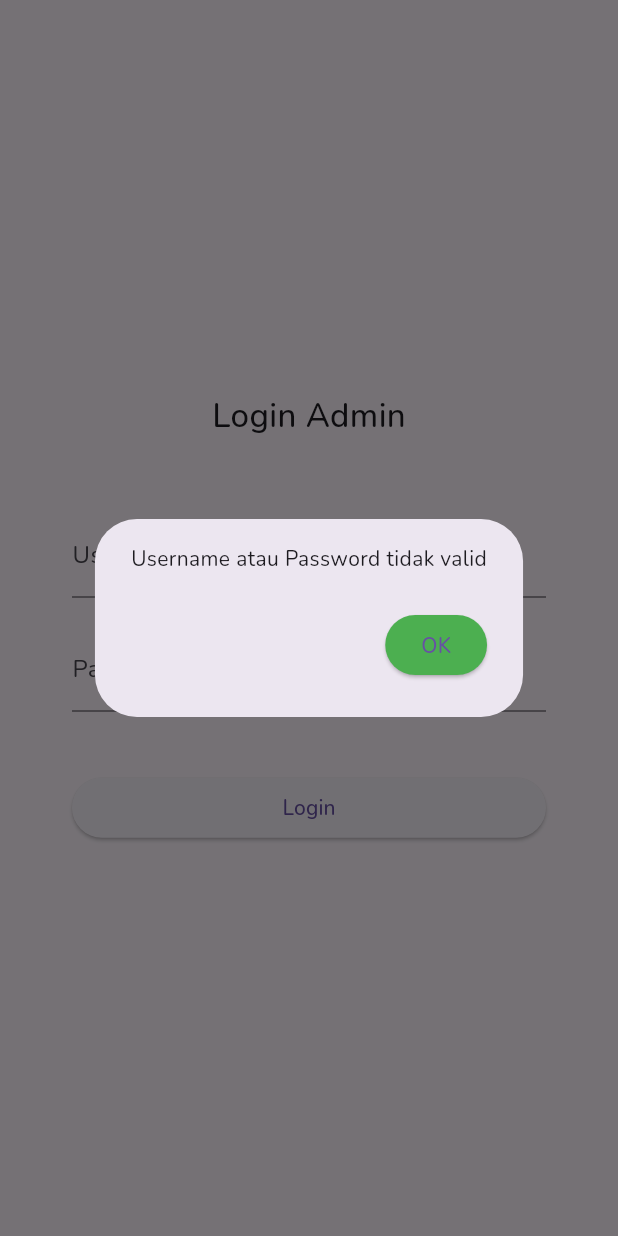
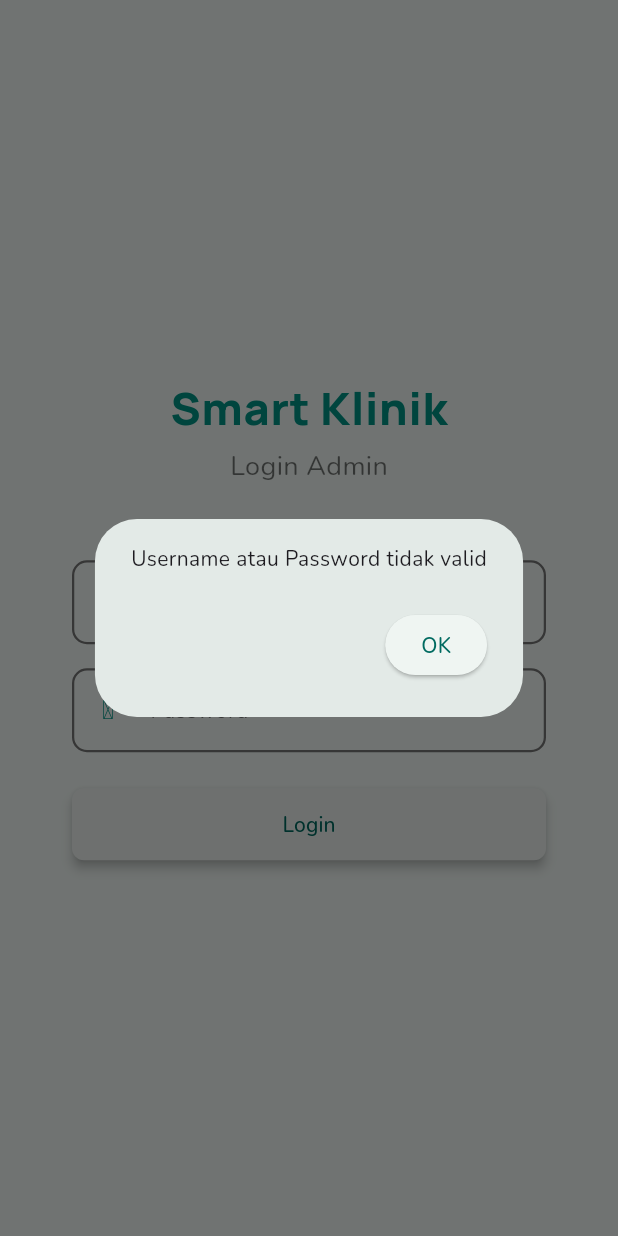
Before and after one commit to ishaqzain/smartklinik, a Flutter app: the screen it shows after launch, after a tap on "Login", on a phone screen of 412 x 824 dp. Run offline on Flutter 3.47's test engine with Material 3 defaults, Android fonts, the light colour scheme and no system bars; our stand-ins replace dio, google_fonts, iconsax, shared_preferences; network calls fail.

Commit message:
add: revamp login

```diff
--- a/lib/main.dart
+++ b/lib/main.dart
@@ -24,6 +24,7 @@ class MyApp extends StatelessWidget {
       debugShowCheckedModeBanner: false,
       home: token == null ? const Login() : const Beranda(),
       theme: ThemeData(
+        colorScheme: ColorScheme.fromSeed(seedColor: Colors.teal),
         appBarTheme: const AppBarTheme(
           color: Colors.teal, // Set the background color of the app bar
           elevation: 3, // Set the elevation (shadow) of the app bar
--- a/lib/ui/beranda.dart
+++ b/lib/ui/beranda.dart
@@ -11,6 +11,14 @@ class Beranda extends StatelessWidget {
   @override
   Widget build(BuildContext context) {
     return Scaffold(
+      floatingActionButton: FloatingActionButton.extended(
+        backgroundColor: Colors.teal,
+        foregroundColor: Colors.white,
+        onPressed: (){},
+        icon: const Icon(Icons.chat_bubble),
+        label: const Text('Bantuan'),
+        extendedPadding: const EdgeInsets.all(20.0),
+      ),
       drawer: const Sidebar(),
       appBar: AppBar(
         elevation: 0,
@@ -312,7 +320,7 @@ class Beranda extends StatelessWidget {
                                   child: Padding(
                                     padding: const EdgeInsets.all(15.0),
                                     child: Text(
-                                      'Data Obat',
+                                      'Jadwal Klinik',
                                       style: GoogleFonts.nunito(
                                         textStyle: const TextStyle(
                                           color: Colors.white,
--- a/lib/ui/login.dart
+++ b/lib/ui/login.dart
@@ -1,6 +1,8 @@
 import 'package:flutter/material.dart';
 import 'package:smartklinik/service/login_service.dart';
 import 'package:smartklinik/ui/beranda.dart';
+import 'package:iconsax/iconsax.dart';
+import 'package:google_fonts/google_fonts.dart';
 
 class Login extends StatefulWidget {
   const Login({super.key});
@@ -25,11 +27,29 @@ class _LoginState extends State<Login> {
             child: Column(
               mainAxisAlignment: MainAxisAlignment.center,
               children: [
-                const Text("Login Admin", style: TextStyle(
-                  fontSize: 22,
-                  fontWeight: FontWeight.w500,
-                ),),
-                const SizedBox(height: 50,),
+                Text(
+                  'Smart Klinik',
+                  style: GoogleFonts.manrope(
+                    textStyle: const TextStyle(
+                      color: Colors.teal,
+                      letterSpacing: .5,
+                    ),
+                    fontSize: 30,
+                    fontWeight: FontWeight.w800,
+                  ),
+                ),
+                const SizedBox(
+                  height: 4,
+                ),
+                const Text(
+                  "Login Admin",
+                  style: TextStyle(
+                      fontSize: 18,
+                      color: Colors.black54),
+                ),
+                const SizedBox(
+                  height: 50,
+                ),
                 Center(
                   child: Form(
                       key: _formKey,
@@ -39,16 +59,19 @@ class _LoginState extends State<Login> {
                           children: [
                             // user
                             _usernameTextField(),
-                          const SizedBox(height: 20,),
+                            const SizedBox(
+                              height: 16,
+                            ),
                             // pass
                             _passwordTextField(),
-                          const SizedBox(height: 40,),
+                            const SizedBox(
+                              height: 24,
+                            ),
                             // tombol
                             _tombolLogin()
                           ],
                         ),
-                    )
-                  ),
+                      )),
                 )
               ],
             ),
@@ -57,31 +80,105 @@ class _LoginState extends State<Login> {
       )
     );
   }
+
   // user
-  Widget _usernameTextField(){
+  Widget _usernameTextField() {
     return TextFormField(
-    decoration: const InputDecoration(labelText: "Username"),
+      decoration: InputDecoration(
+        labelText: "Username",
+        hintText: 'Username or e-mail',
+        labelStyle: TextStyle(
+          color: Colors.grey.shade600,
+          fontSize: 14.0,
+          fontWeight: FontWeight.w400,
+        ),
+        hintStyle: const TextStyle(
+          color: Colors.grey,
+          fontSize: 14.0,
+        ),
+        prefixIcon: const Icon(
+          Iconsax.user,
+          color: Colors.teal,
+          size: 18,
+        ),
+        enabledBorder: OutlineInputBorder(
+          borderSide: BorderSide(color: Colors.grey.shade600, width: 1.5),
+          borderRadius: BorderRadius.circular(10.0),
+        ),
+        floatingLabelStyle: const TextStyle(
+          color: Colors.teal,
+          fontSize: 18.0,
+        ),
+        focusedBorder: OutlineInputBorder(
+          borderSide: const BorderSide(color: Colors.teal, width: 2),
+          borderRadius: BorderRadius.circular(10.0),
+        ),
+      ),
       controller: _usernameCtrl,
     );
   }
+
   // password
-  Widget _passwordTextField(){
+  Widget _passwordTextField() {
     return TextFormField(
-      decoration: const InputDecoration(labelText: "Password"),
+      decoration: InputDecoration(
+        labelText: "Password",
+        hintText: 'Type your password',
+        labelStyle: TextStyle(
+          color: Colors.grey.shade600,
+          fontSize: 14.0,
+          fontWeight: FontWeight.w400,
+        ),
+        hintStyle: const TextStyle(
+          color: Colors.grey,
+          fontSize: 14.0,
+        ),
+        prefixIcon: const Icon(
+          Iconsax.key4,
+          color: Colors.teal,
+          size: 18,
+        ),
+        enabledBorder: OutlineInputBorder(
+          borderSide: BorderSide(color: Colors.grey.shade600, width: 1.5),
+          borderRadius: BorderRadius.circular(10.0),
+        ),
+        floatingLabelStyle: const TextStyle(
+          color: Colors.teal,
+          fontSize: 18.0,
+        ),
+        focusedBorder: OutlineInputBorder(
+          borderSide: const BorderSide(color: Colors.teal, width: 2),
+          borderRadius: BorderRadius.circular(10.0),
+        ),
+      ),
       controller: _passwordCtrl,
       obscureText: true,
     );
   }
+
   // button
-  Widget _tombolLogin(){
+  Widget _tombolLogin() {
     return SizedBox(
       width: MediaQuery.of(context).size.width,
-      child: ElevatedButton(child: const Text("Login"),
+      child: ElevatedButton(
+        style: ElevatedButton.styleFrom(
+          elevation: 3, // Elevation
+          shape: RoundedRectangleBorder(
+            borderRadius: BorderRadius.circular(8.0), // Rounded corners
+          ),
+        ),
+        child: const SizedBox(
+          width: 150.0, // Set the desired width
+          height: 48.0, // Set the desired height
+          child: Center(
+            child: Text('Login'),
+          ),
+        ),
         onPressed: () async {
           String username = _usernameCtrl.text;
           String password = _passwordCtrl.text;
           await LoginService().login(username, password).then((value) {
-            if (value == true){
+            if (value == true) {
               Navigator.pushReplacement(context,
                   MaterialPageRoute(builder: (context) => const Beranda()));
             } else {
@@ -89,19 +186,18 @@ class _LoginState extends State<Login> {
                 content: const Text('Username atau Password tidak valid'),
                 actions: [
                   ElevatedButton(
-                    onPressed: (){
+                    onPressed: () {
                       Navigator.pop(context);
                     },
-                    style: ElevatedButton.styleFrom(backgroundColor: Colors.green
-                    ),
                     child: const Text("OK"),
                   )
                 ],
               );
               showDialog(context: context, builder: (context) => alertDialog);
             }
-          } );
-        },),
+          });
+        },
+      ),
     );
   }
 }
--- a/pubspec.yaml
+++ b/pubspec.yaml
@@ -38,6 +38,7 @@ dependencies:
   dio: ^5.4.0
   shared_preferences: ^2.2.2
   google_fonts: ^6.1.0
+  iconsax: ^0.0.8
 
 dev_dependencies:
   flutter_test:
```
Also changed, not shown: pubspec.lock. Lines whose indentation alone changed are shown as unchanged.
